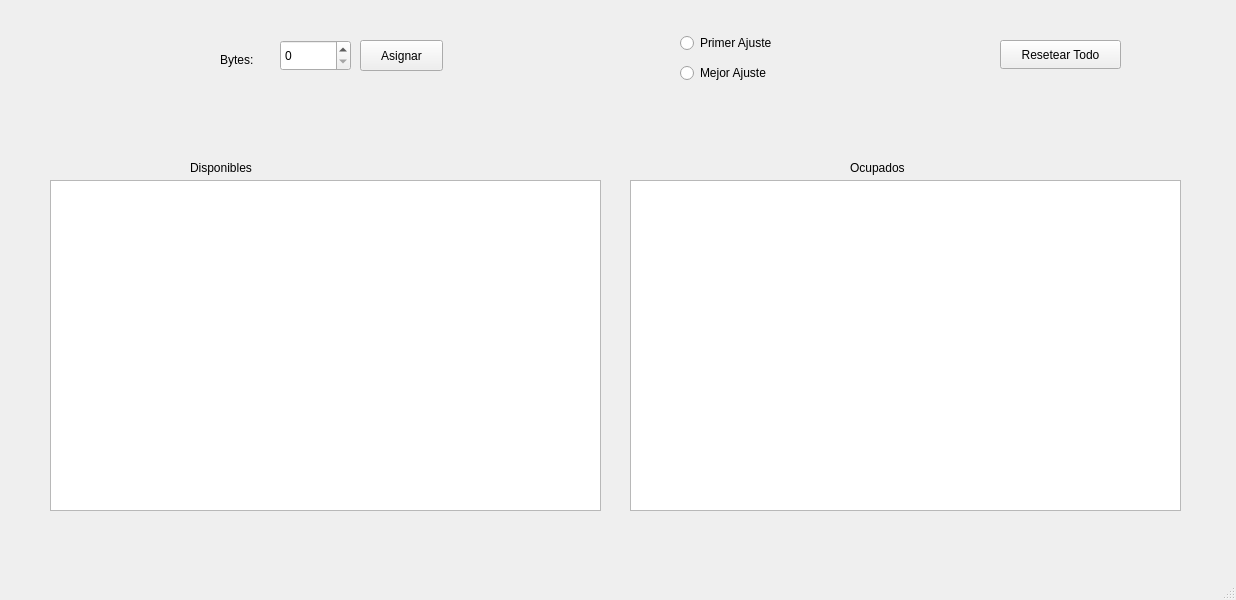
Qt form Archivos_Listas_Colas_GUI_SO2/Archivos_Listas_Colas_GUI/Archivos/cframe.ui (ColdCrawd/siso2_tarea) before a commit.
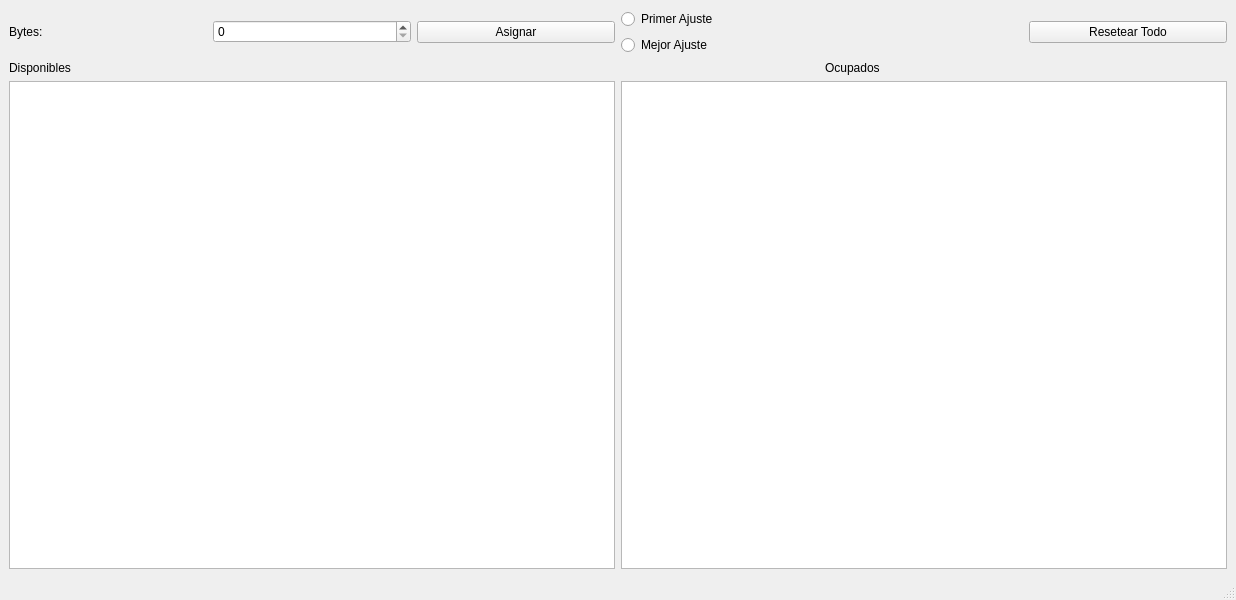
The same form after that commit.

Commit message: Mejor asignacion funciona, solo falta que borre cuando quede en 0

```diff
--- a/Archivos_Listas_Colas_GUI_SO2/Archivos_Listas_Colas_GUI/Archivos/cframe.ui
+++ b/Archivos_Listas_Colas_GUI_SO2/Archivos_Listas_Colas_GUI/Archivos/cframe.ui
@@ -14,130 +14,70 @@
    <string>cframe</string>
   </property>
   <widget class="QWidget" name="centralwidget">
-   <widget class="QTableWidget" name="TW_Mostrar">
-    <property name="geometry">
-     <rect>
-      <x>50</x>
-      <y>180</y>
-      <width>551</width>
-      <height>331</height>
-     </rect>
-    </property>
-   </widget>
-   <widget class="QLabel" name="Lbl_Cola">
-    <property name="geometry">
-     <rect>
-      <x>190</x>
-      <y>160</y>
-      <width>111</width>
-      <height>16</height>
-     </rect>
-    </property>
-    <property name="text">
-     <string>Disponibles</string>
-    </property>
-   </widget>
-   <widget class="QLabel" name="label_2">
-    <property name="geometry">
-     <rect>
-      <x>850</x>
-      <y>160</y>
-      <width>121</width>
-      <height>16</height>
-     </rect>
-    </property>
-    <property name="text">
-     <string>Ocupados</string>
-    </property>
-   </widget>
-   <widget class="QTableWidget" name="TW_Disponible">
-    <property name="geometry">
-     <rect>
-      <x>630</x>
-      <y>180</y>
-      <width>551</width>
-      <height>331</height>
-     </rect>
-    </property>
-   </widget>
+   <layout class="QGridLayout" name="gridLayout">
+    <item row="0" column="0" rowspan="2">
    <widget class="QLabel" name="label">
-    <property name="geometry">
-     <rect>
-      <x>220</x>
-      <y>50</y>
-      <width>51</width>
-      <height>20</height>
-     </rect>
-    </property>
     <property name="text">
      <string>Bytes:</string>
     </property>
    </widget>
-   <widget class="QPushButton" name="Btn_Asignar">
-    <property name="geometry">
-     <rect>
-      <x>360</x>
-      <y>40</y>
-      <width>83</width>
-      <height>31</height>
-     </rect>
-    </property>
-    <property name="text">
-     <string>Asignar</string>
-    </property>
-   </widget>
+    </item>
+    <item row="0" column="1" rowspan="2">
    <widget class="QSpinBox" name="Sb_Bytes">
-    <property name="geometry">
-     <rect>
-      <x>280</x>
-      <y>40</y>
-      <width>71</width>
-      <height>31</height>
-     </rect>
-    </property>
     <property name="maximum">
      <number>999</number>
     </property>
    </widget>
+    </item>
+    <item row="0" column="2" rowspan="2">
+     <widget class="QPushButton" name="Btn_Asignar">
+      <property name="text">
+       <string>Asignar</string>
+      </property>
+     </widget>
+    </item>
+    <item row="0" column="3">
    <widget class="QRadioButton" name="RB_PrimerA">
-    <property name="geometry">
-     <rect>
-      <x>680</x>
-      <y>30</y>
-      <width>112</width>
-      <height>26</height>
-     </rect>
-    </property>
     <property name="text">
      <string>Primer Ajuste</string>
     </property>
    </widget>
-   <widget class="QRadioButton" name="RB_MejorA">
-    <property name="geometry">
-     <rect>
-      <x>680</x>
-      <y>60</y>
-      <width>112</width>
-      <height>26</height>
-     </rect>
-    </property>
-    <property name="text">
-     <string>Mejor Ajuste</string>
-    </property>
-   </widget>
+    </item>
+    <item row="0" column="5" rowspan="2">
    <widget class="QPushButton" name="Btn_Reset">
-    <property name="geometry">
-     <rect>
-      <x>1000</x>
-      <y>40</y>
-      <width>121</width>
-      <height>29</height>
-     </rect>
-    </property>
     <property name="text">
      <string>Resetear Todo</string>
     </property>
    </widget>
+    </item>
+    <item row="1" column="3">
+     <widget class="QRadioButton" name="RB_MejorA">
+      <property name="text">
+       <string>Mejor Ajuste</string>
+      </property>
+     </widget>
+    </item>
+    <item row="2" column="0" colspan="2">
+     <widget class="QLabel" name="Lbl_Cola">
+      <property name="text">
+       <string>Disponibles</string>
+      </property>
+     </widget>
+    </item>
+    <item row="2" column="4">
+     <widget class="QLabel" name="label_2">
+      <property name="text">
+       <string>Ocupados</string>
+      </property>
+     </widget>
+    </item>
+    <item row="3" column="0" colspan="3">
+     <widget class="QTableWidget" name="TW_Mostrar"/>
+    </item>
+    <item row="3" column="3" colspan="3">
+     <widget class="QTableWidget" name="TW_Disponible"/>
+    </item>
+   </layout>
   </widget>
   <widget class="QMenuBar" name="menubar">
    <property name="geometry">
```
Lines whose indentation alone changed are shown as unchanged. The commit also changes 5 other files.
